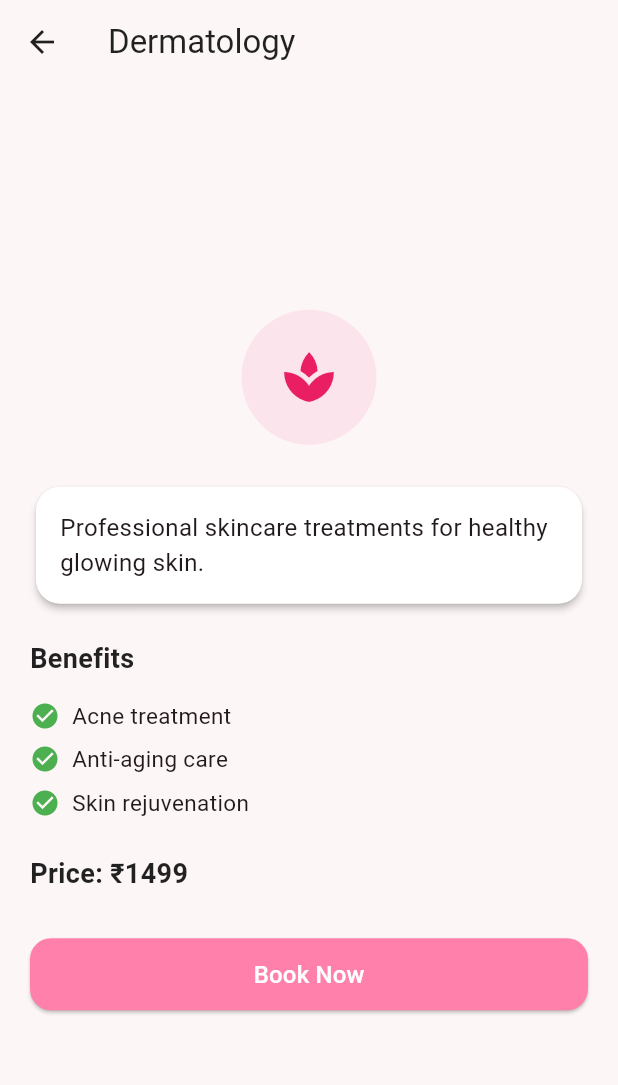
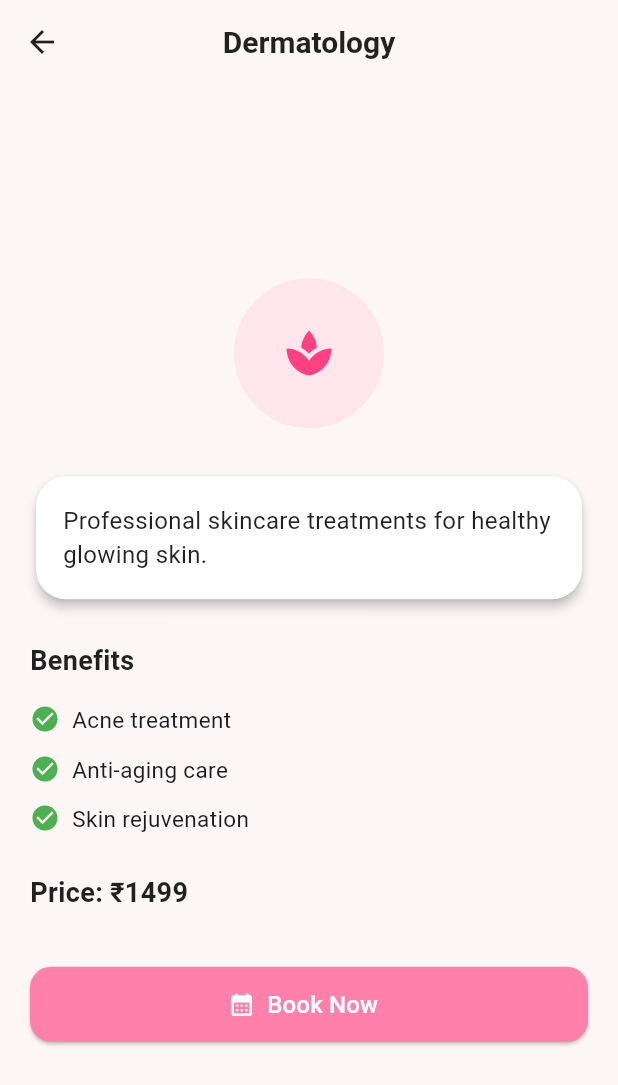
Before and after one commit to shubhamdevgupta/aesthetic_clinic_app, a Flutter app: the screen it shows after launch, after a tap on "Dermatology", on a phone screen of 412 x 824 dp. Shown: the top 1085 px of the screen. Run offline on Flutter 3.47's test engine with Material 3 defaults, Android fonts, the phone set to English and light mode, and no system bars; our stand-ins replace carousel_slider.

```diff
--- a/lib/HomeScreen.dart
+++ b/lib/HomeScreen.dart
@@ -1,6 +1,7 @@
 import 'package:aesthetic_clinic_app/BookingOverviewScreen.dart';
 import 'package:aesthetic_clinic_app/Service.dart';
 import 'package:aesthetic_clinic_app/ServiceDetailScreen.dart';
+import 'package:carousel_slider/carousel_slider.dart';
 import 'package:flutter/material.dart';
 
 class HomeScreen extends StatelessWidget {
@@ -44,6 +45,12 @@ class HomeScreen extends StatelessWidget {
     ),
   ];
 
+  final List<String> bannerImages = [
+    'assets/icons/dental.png',
+    'assets/icons/derma.png',
+    'assets/icons/laser.png',
+  ];
+
   @override
   Widget build(BuildContext context) {
     return Scaffold(
@@ -51,6 +58,7 @@ class HomeScreen extends StatelessWidget {
       appBar: AppBar(
         backgroundColor: Colors.transparent,
         elevation: 0,
+        centerTitle: true,
         title: const Text(
           'Aesthetic Clinic',
           style: TextStyle(
@@ -59,24 +67,38 @@ class HomeScreen extends StatelessWidget {
             fontSize: 22,
           ),
         ),
-        centerTitle: true,
       ),
       body: Column(
         children: [
-          // Hero Banner
+          // Hero Banner with Carousel
           Padding(
             padding: const EdgeInsets.symmetric(horizontal: 16),
-            child: ClipRRect(
-              borderRadius: BorderRadius.circular(20),
-              child: Image.asset(
-                'assets/banner.jpg',
+            child: CarouselSlider.builder(
+              itemCount: bannerImages.length,
+              itemBuilder: (context, index, realIndex) {
+                return ClipRRect(
+                  borderRadius: BorderRadius.circular(24),
+                  child: Container(
+                    color: Colors.white,
+                    child: Image.asset(
+                      bannerImages[index],
+                      fit: BoxFit.cover,
+                      width: double.infinity,
+                    ),
+                  ),
+                );
+              },
+              options: CarouselOptions(
                 height: 180,
-                width: double.infinity,
-                fit: BoxFit.cover,
+                autoPlay: true,
+                enlargeCenterPage: true,
+                viewportFraction: 1.0,
+                autoPlayInterval: const Duration(seconds: 3),
+                autoPlayAnimationDuration: const Duration(milliseconds: 800),
               ),
             ),
           ),
-          const SizedBox(height: 20),
+          const SizedBox(height: 24),
 
           // Services Grid
           Expanded(
@@ -89,8 +111,8 @@ class HomeScreen extends StatelessWidget {
                     itemCount: services.length,
                     gridDelegate: SliverGridDelegateWithFixedCrossAxisCount(
                       crossAxisCount: crossAxisCount,
-                      mainAxisSpacing: 16,
-                      crossAxisSpacing: 16,
+                      mainAxisSpacing: 20,
+                      crossAxisSpacing: 20,
                       childAspectRatio: 1,
                     ),
                     itemBuilder: (context, index) {
@@ -103,9 +125,9 @@ class HomeScreen extends StatelessWidget {
             ),
           ),
 
-          // Booking Button
+          // Quick Booking Button
           Padding(
-            padding: const EdgeInsets.all(16.0),
+            padding: const EdgeInsets.all(20.0),
             child: SizedBox(
               width: double.infinity,
               height: 50,
@@ -113,15 +135,14 @@ class HomeScreen extends StatelessWidget {
                 onPressed: () {
                   Navigator.push(
                     context,
-                    MaterialPageRoute(
-                      builder: (_) => const BookingOverviewScreen(),
-                    ),
+                    MaterialPageRoute(builder: (_) => const BookingOverviewScreen()),
                   );
                 },
                 style: ElevatedButton.styleFrom(
-                  backgroundColor: Colors.pinkAccent.shade100,
+                  backgroundColor: const Color(0xFFFFC1CC), // blush tone
+                  foregroundColor: Colors.white,
                   shape: RoundedRectangleBorder(
-                    borderRadius: BorderRadius.circular(12),
+                    borderRadius: BorderRadius.circular(16),
                   ),
                 ),
                 child: const Text(
@@ -129,7 +150,6 @@ class HomeScreen extends StatelessWidget {
                   style: TextStyle(
                     fontSize: 16,
                     fontWeight: FontWeight.w600,
-                    color: Colors.white,
                   ),
                 ),
               ),
@@ -148,11 +168,12 @@ class ServiceCard extends StatelessWidget {
 
   @override
   Widget build(BuildContext context) {
-    return Card(
+    return Material(
       color: Colors.white,
       elevation: 3,
-      shape: RoundedRectangleBorder(borderRadius: BorderRadius.circular(16)),
+      borderRadius: BorderRadius.circular(20),
       child: InkWell(
+        borderRadius: BorderRadius.circular(20),
         onTap: () {
           Navigator.push(
             context,
@@ -161,14 +182,21 @@ class ServiceCard extends StatelessWidget {
             ),
           );
         },
-        borderRadius: BorderRadius.circular(16),
-        child: Padding(
-          padding: const EdgeInsets.all(12.0),
+        child: Container(
+          padding: const EdgeInsets.all(16),
+          decoration: BoxDecoration(
+            borderRadius: BorderRadius.circular(20),
+            color: const Color(0xFFFFF9F9), // soft pastel base
+          ),
           child: Column(
             mainAxisAlignment: MainAxisAlignment.center,
             children: [
-              Icon(service.icon, size: 36, color: Colors.pinkAccent),
-              const SizedBox(height: 10),
+              CircleAvatar(
+                backgroundColor: const Color(0xFFFFE5EC),
+                radius: 28,
+                child: Icon(service.icon, size: 28, color: Colors.pinkAccent),
+              ),
+              const SizedBox(height: 12),
               Text(
                 service.name,
                 textAlign: TextAlign.center,
--- a/lib/ServiceDetailScreen.dart
+++ b/lib/ServiceDetailScreen.dart
@@ -12,45 +12,53 @@ class ServiceDetailsScreen extends StatelessWidget {
     return Scaffold(
       backgroundColor: const Color(0xFFFDF6F6),
       appBar: AppBar(
-        title: Text(service.name),
         backgroundColor: Colors.transparent,
         elevation: 0,
         foregroundColor: Colors.black87,
+        title: Text(
+          service.name,
+          style: const TextStyle(
+            fontWeight: FontWeight.w600,
+            fontSize: 20,
+            color: Colors.black87,
+          ),
+        ),
+        centerTitle: true,
       ),
       body: Center(
         child: ConstrainedBox(
           constraints: const BoxConstraints(maxWidth: 600),
           child: SingleChildScrollView(
-            padding: const EdgeInsets.all(20),
+            padding: const EdgeInsets.symmetric(horizontal: 20, vertical: 24),
             child: Column(
               crossAxisAlignment: CrossAxisAlignment.start,
               children: [
-                // Hero icon
+                // Icon Banner
                 Center(
                   child: CircleAvatar(
-                    radius: 45,
-                    backgroundColor: Colors.pink.shade50,
-                    child: Icon(service.icon, size: 40, color: Colors.pink),
+                    radius: 50,
+                    backgroundColor: const Color(0xFFFFE5EC),
+                    child: Icon(service.icon, size: 36, color: Colors.pinkAccent),
                   ),
                 ),
-                const SizedBox(height: 24),
+                const SizedBox(height: 28),
 
                 // Description Card
                 Card(
                   color: Colors.white,
                   shape: RoundedRectangleBorder(
-                    borderRadius: BorderRadius.circular(16),
+                    borderRadius: BorderRadius.circular(20),
                   ),
-                  elevation: 2,
+                  elevation: 3,
                   child: Padding(
-                    padding: const EdgeInsets.all(16.0),
+                    padding: const EdgeInsets.all(18.0),
                     child: Text(
                       service.description,
-                      style: const TextStyle(fontSize: 16),
+                      style: const TextStyle(fontSize: 16, color: Colors.black87),
                     ),
                   ),
                 ),
-                const SizedBox(height: 20),
+                const SizedBox(height: 24),
 
                 // Benefits
                 const Text(
@@ -64,11 +72,11 @@ class ServiceDetailsScreen extends StatelessWidget {
                 const SizedBox(height: 10),
                 ...service.benefits.map(
                       (benefit) => Padding(
-                    padding: const EdgeInsets.symmetric(vertical: 4),
+                    padding: const EdgeInsets.symmetric(vertical: 6),
                     child: Row(
+                      crossAxisAlignment: CrossAxisAlignment.start,
                       children: [
-                        const Icon(Icons.check_circle,
-                            color: Colors.green, size: 20),
+                        const Icon(Icons.check_circle, size: 20, color: Colors.green),
                         const SizedBox(width: 8),
                         Expanded(
                           child: Text(
@@ -82,7 +90,7 @@ class ServiceDetailsScreen extends StatelessWidget {
                 ),
                 const SizedBox(height: 20),
 
-                // Price
+                // Price Tag
                 Text(
                   'Price: ${service.price}',
                   style: const TextStyle(
@@ -91,33 +99,34 @@ class ServiceDetailsScreen extends StatelessWidget {
                     color: Colors.black87,
                   ),
                 ),
-                const SizedBox(height: 30),
+                const SizedBox(height: 36),
 
                 // Book Now Button
                 SizedBox(
                   width: double.infinity,
-                  height: 48,
-                  child: ElevatedButton(
+                  height: 50,
+                  child: ElevatedButton.icon(
                     onPressed: () {
                       Navigator.push(
                         context,
                         MaterialPageRoute(
-                          builder: (_) => const BookingOverviewScreen(),
+                          builder: (_) => const BookingOverviewScreen(), // ← can pass service if desired
                         ),
                       );
                     },
-                    style: ElevatedButton.styleFrom(
-                      backgroundColor: Colors.pinkAccent.shade100,
-                      shape: RoundedRectangleBorder(
-                        borderRadius: BorderRadius.circular(14),
-                      ),
-                    ),
-                    child: const Text(
+                    icon: const Icon(Icons.calendar_month_rounded, color: Colors.white),
+                    label: const Text(
                       'Book Now',
                       style: TextStyle(
                         fontSize: 16,
                         fontWeight: FontWeight.w500,
                         color: Colors.white,
+                      ),
+                    ),
+                    style: ElevatedButton.styleFrom(
+                      backgroundColor: Colors.pinkAccent.shade100,
+                      shape: RoundedRectangleBorder(
+                        borderRadius: BorderRadius.circular(14),
                       ),
                     ),
                   ),
--- a/lib/main.dart
+++ b/lib/main.dart
@@ -6,7 +6,7 @@ void main() {
   runApp(
     MaterialApp(
       debugShowCheckedModeBanner: false,
-      theme: ThemeData(useMaterial3: true, colorSchemeSeed: Colors.pinkAccent),
+      theme: ThemeData(useMaterial3: true, colorSchemeSeed: Colors.blueAccent),
       home: const SplashScreen(),
     ),
   );
--- a/pubspec.yaml
+++ b/pubspec.yaml
@@ -38,6 +38,7 @@ dependencies:
   google_fonts: ^6.1.0
   lottie: ^2.7.0
   flutter_svg: ^2.0.7
+  carousel_slider: ^5.1.1
 
 dev_dependencies:
   flutter_test:
```
Also changed, not shown: assets/icons/dental.png (added), assets/icons/derma.png (added), assets/icons/laser.png (added).
